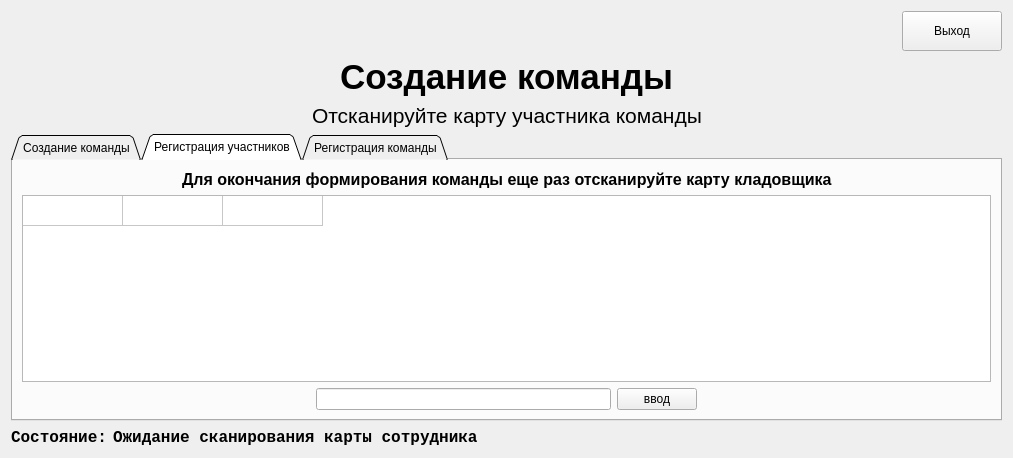
First picture: the form in views/ui/create_team.ui, repository Hudrolax/leskraft_terminal, before the edit.
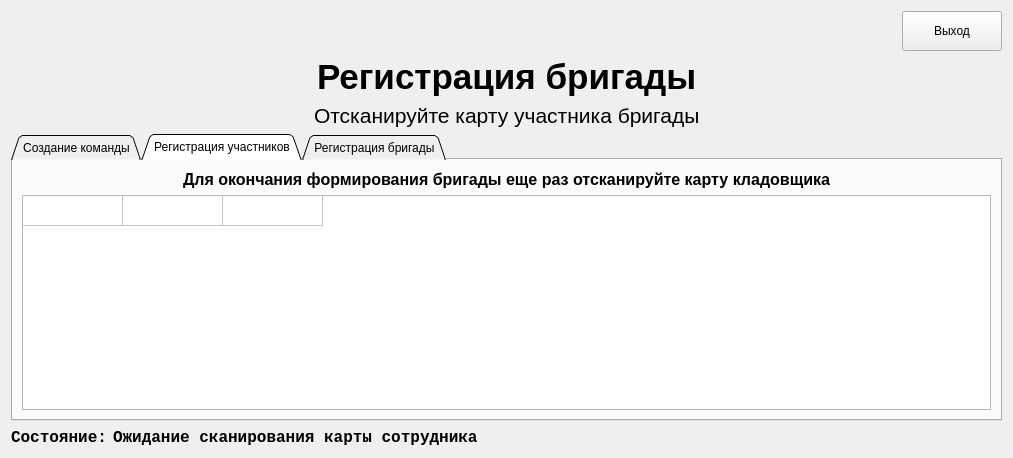
Second picture: the form after the edit.

The edit to the form file:
```diff
--- a/views/ui/create_team.ui
+++ b/views/ui/create_team.ui
@@ -75,7 +75,7 @@
         <enum>Qt::LeftToRight</enum>
        </property>
        <property name="text">
-        <string>Создание команды</string>
+        <string>Регистрация бригады</string>
        </property>
       </widget>
      </item>
@@ -117,7 +117,7 @@
         </font>
        </property>
        <property name="text">
-        <string>Отсканируйте карту участника команды</string>
+        <string>Отсканируйте карту участника бригады</string>
        </property>
       </widget>
      </item>
@@ -264,7 +264,7 @@
             </font>
            </property>
            <property name="text">
-            <string>Для окончания формирования команды еще раз отсканируйте карту кладовщика</string>
+            <string>Для окончания формирования бригады еще раз отсканируйте карту кладовщика</string>
            </property>
           </widget>
          </item>
@@ -309,51 +309,11 @@
          <column/>
         </widget>
        </item>
-       <item>
-        <layout class="QHBoxLayout" name="horizontalLayout_3">
-         <item>
-          <spacer name="horizontalSpacer_5">
-           <property name="orientation">
-            <enum>Qt::Horizontal</enum>
-           </property>
-           <property name="sizeHint" stdset="0">
-            <size>
-             <width>40</width>
-             <height>20</height>
-            </size>
-           </property>
-          </spacer>
-         </item>
-         <item>
-          <widget class="QLineEdit" name="lineEdit"/>
-         </item>
-         <item>
-          <widget class="QPushButton" name="pushButton">
-           <property name="text">
-            <string>ввод</string>
-           </property>
-          </widget>
-         </item>
-         <item>
-          <spacer name="horizontalSpacer_6">
-           <property name="orientation">
-            <enum>Qt::Horizontal</enum>
-           </property>
-           <property name="sizeHint" stdset="0">
-            <size>
-             <width>40</width>
-             <height>20</height>
-            </size>
-           </property>
-          </spacer>
-         </item>
-        </layout>
-       </item>
       </layout>
      </widget>
      <widget class="QWidget" name="register_team">
       <attribute name="title">
-       <string>Регистрация команды</string>
+       <string>Регистрация бригады</string>
       </attribute>
       <layout class="QVBoxLayout" name="verticalLayout_4">
        <item>
```
Left out of the diff: 2 changed lines with no effect on the pictures.
